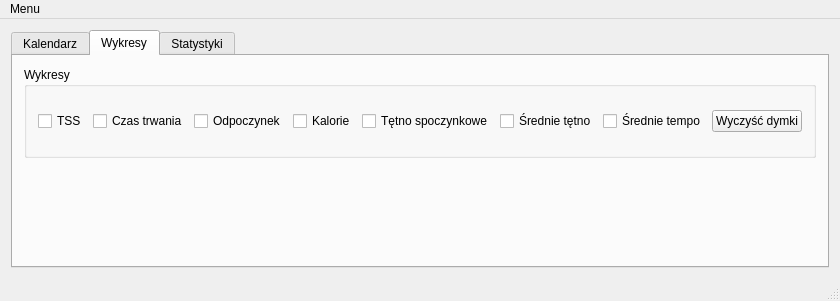
Before: the Qt Designer form MainWindow.ui in thewitcher/TrainingApp, drawn with Qt 5.
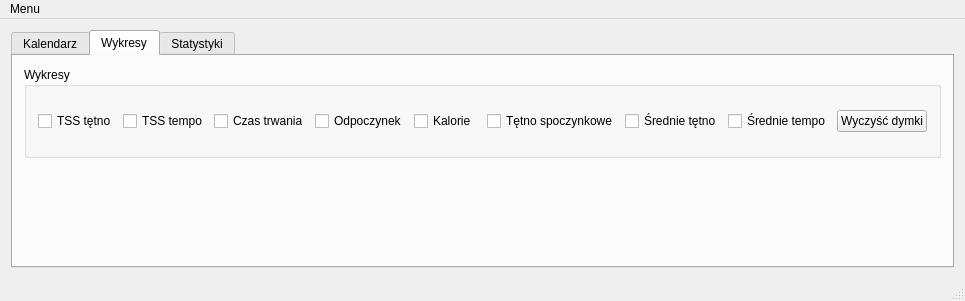
After: the same form once the commit is applied. Custom widgets are drawn as their Qt base class.

Patch:
```diff
--- a/MainWindow.ui
+++ b/MainWindow.ui
@@ -6,7 +6,7 @@
    <rect>
     <x>0</x>
     <y>0</y>
-    <width>595</width>
+    <width>965</width>
     <height>301</height>
    </rect>
   </property>
@@ -62,12 +62,19 @@
              <item>
               <widget class="QCheckBox" name="m_pTSSChart">
                <property name="text">
-                <string>TSS</string>
+                <string>TSS tętno</string>
                </property>
               </widget>
              </item>
              <item>
-              <widget class="QCheckBox" name="m_pDuration">
+              <widget class="QCheckBox" name="m_pPaceTSSChart">
+               <property name="text">
+                <string>TSS tempo</string>
+               </property>
+              </widget>
+             </item>
+             <item>
+              <widget class="QCheckBox" name="m_pDurationChart">
                <property name="text">
                 <string>Czas trwania</string>
                </property>
@@ -139,7 +146,7 @@
     <rect>
      <x>0</x>
      <y>0</y>
-     <width>595</width>
+     <width>965</width>
      <height>22</height>
     </rect>
    </property>
```
Left out of the diff: 2 changed lines with no effect on the pictures.
